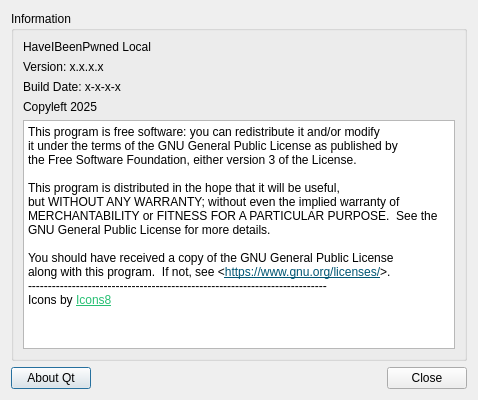
Above: aboutdialog.ui from BrainB0ne/haveibeenpwned-local before the change. Below: the same form after it.
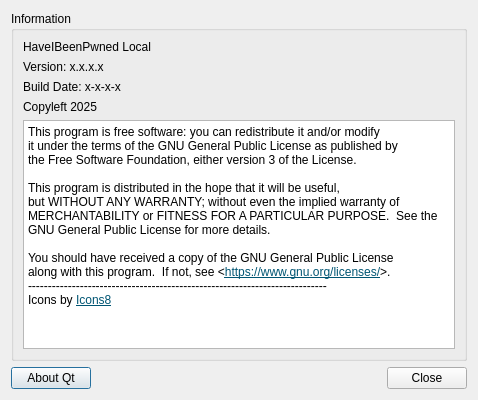
That is the form after the change.

Commit message: changed color of Icons8 link in AboutDialog

Diff of the .ui file:
```diff
--- a/aboutdialog.ui
+++ b/aboutdialog.ui
@@ -76,7 +76,7 @@
 &lt;p style=&quot; margin-top:0px; margin-bottom:0px; margin-left:0px; margin-right:0px; -qt-block-indent:0; text-indent:0px;&quot;&gt;You should have received a copy of the GNU General Public License&lt;/p&gt;
 &lt;p style=&quot; margin-top:0px; margin-bottom:0px; margin-left:0px; margin-right:0px; -qt-block-indent:0; text-indent:0px;&quot;&gt;along with this program.  If not, see &amp;lt;&lt;a href=&quot;https://www.gnu.org/licenses/&quot;&gt;&lt;span style=&quot; text-decoration: underline; color:#005573;&quot;&gt;https://www.gnu.org/licenses/&lt;/span&gt;&lt;/a&gt;&amp;gt;.&lt;/p&gt;
 &lt;p style=&quot; margin-top:0px; margin-bottom:0px; margin-left:0px; margin-right:0px; -qt-block-indent:0; text-indent:0px;&quot;&gt;---------------------------------------------------------------------------&lt;/p&gt;
-&lt;p style=&quot; margin-top:0px; margin-bottom:0px; margin-left:0px; margin-right:0px; -qt-block-indent:0; text-indent:0px;&quot;&gt;Icons by &lt;a href=&quot;https://icons8.com/&quot;&gt;&lt;span style=&quot; text-decoration: underline; color:#27bf73;&quot;&gt;Icons8&lt;/span&gt;&lt;/a&gt;&lt;/p&gt;&lt;/body&gt;&lt;/html&gt;</string>
+&lt;p style=&quot; margin-top:0px; margin-bottom:0px; margin-left:0px; margin-right:0px; -qt-block-indent:0; text-indent:0px;&quot;&gt;Icons by &lt;a href=&quot;https://icons8.com/&quot;&gt;&lt;span style=&quot; text-decoration: underline; color:#005573;&quot;&gt;Icons8&lt;/span&gt;&lt;/a&gt;&lt;/p&gt;&lt;/body&gt;&lt;/html&gt;</string>
         </property>
         <property name="textInteractionFlags">
          <set>Qt::TextInteractionFlag::LinksAccessibleByMouse|Qt::TextInteractionFlag::TextSelectableByMouse</set>
```
